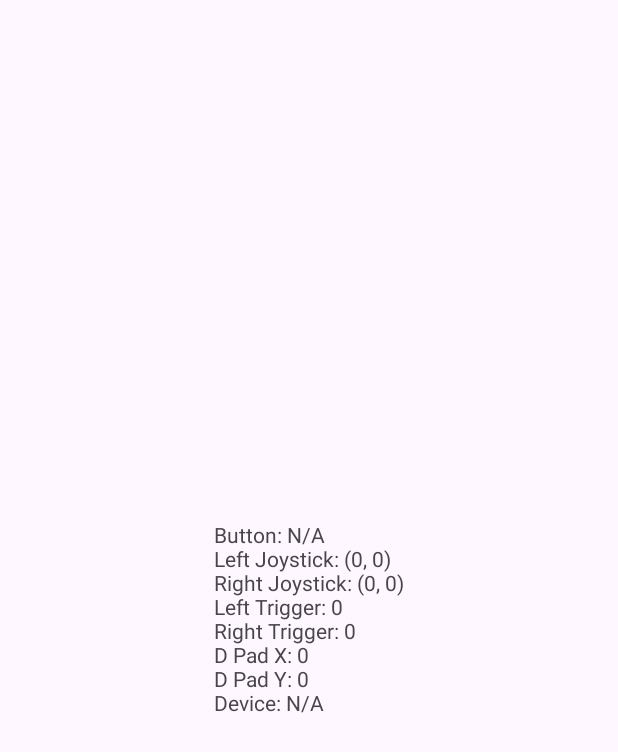
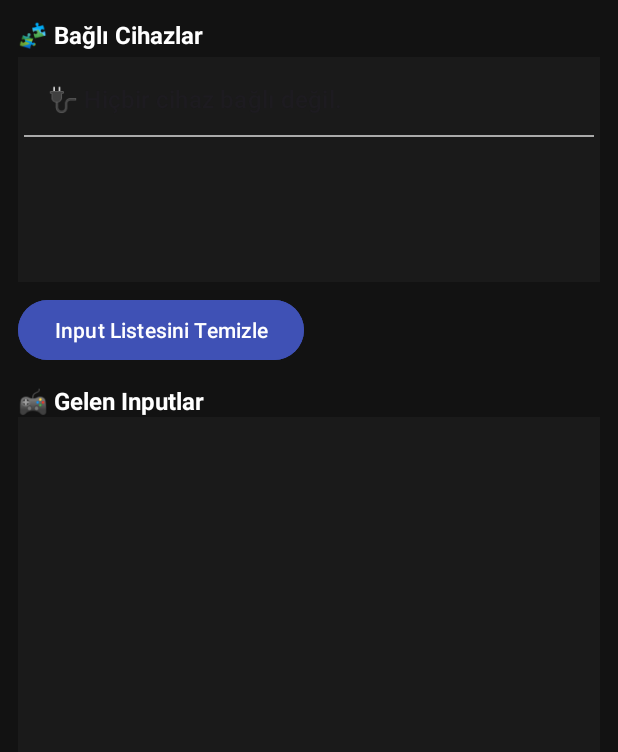
Before and after one commit to ahmettopak/AndroidInputs, an Android app: the screen it shows after launch (MainActivity), on a phone screen of 412 x 824 dp. Shown: the top 752 px of the screen. Run offline under Robolectric (Android 15) with nearby library versions, the phone set to English and light mode, and no system bars.

Commit message:
Advanced func add.

```diff
--- a/app/src/main/AndroidManifest.xml
+++ b/app/src/main/AndroidManifest.xml
@@ -2,6 +2,7 @@
 <manifest xmlns:android="http://schemas.android.com/apk/res/android"
     xmlns:tools="http://schemas.android.com/tools">
 
+    <uses-permission android:name="android.permission.VIBRATE" />
     <application
         android:allowBackup="true"
         android:dataExtractionRules="@xml/data_extraction_rules"
--- /dev/null
+++ b/app/src/main/java/com/ahmet/androidinputs/InputEventAdapter.java
@@ -0,0 +1,18 @@
+package com.ahmet.androidinputs;
+
+import android.content.Context;
+import android.widget.ArrayAdapter;
+
+import java.util.List;
+
+/**
+ * @author Ahmet TOPAK
+ * @version 1.0
+ * @since 04/09/2025
+ */
+
+public class InputEventAdapter extends ArrayAdapter<InputEventEntry> {
+    public InputEventAdapter(Context context, List<InputEventEntry> entries) {
+        super(context, android.R.layout.simple_list_item_1, entries);
+    }
+}
--- a/app/src/main/java/com/ahmet/androidinputs/MainActivity.java
+++ b/app/src/main/java/com/ahmet/androidinputs/MainActivity.java
@@ -2,153 +2,166 @@ package com.ahmet.androidinputs;
 
 import androidx.appcompat.app.AppCompatActivity;
 
+import android.app.Activity;
+import android.content.Context;
+import android.hardware.input.InputManager;
 import android.os.Bundle;
-import android.util.Log;
+import android.os.VibrationEffect;
+import android.os.Vibrator;
+import android.text.TextUtils;
 import android.view.InputDevice;
 import android.view.KeyEvent;
 import android.view.MotionEvent;
-import android.view.View;
-import android.view.accessibility.AccessibilityEvent;
+import android.view.ViewGroup;
+import android.widget.ArrayAdapter;
+import android.widget.Button;
+import android.widget.LinearLayout;
+import android.widget.ListView;
+import android.widget.Toast;
 
 import com.ahmet.androidinputs.databinding.ActivityMainBinding;
 
-import java.util.HashMap;
-import java.util.Map;
-
-public class MainActivity extends AppCompatActivity{
+import java.util.ArrayList;
+import java.util.List;
+public class MainActivity extends AppCompatActivity implements InputManager.InputDeviceListener {
 
     private ActivityMainBinding binding;
-    private static final String TAG = "XboxController";
+    private InputManager inputManager;
+    private ControllerInputManager controllerInputManager;
+    private InputEventAdapter adapter;
 
-    // Xbox Controller ve Logitech cihazlarının Vendor ve Product ID'leri
-    private static final int VENDOR_ID_MICROSOFT = 0x045E;
-    private static final int PRODUCT_ID_XBOX_CONTROLLER = 0x02FD;
-    private static final int VENDOR_ID_LOGITECH = 1133;
-    private static final int PRODUCT_ID_LOGITECH_XBOX_CONTROLLER = 49695;
-    private static final int PRODUCT_ID_LOGITECH_GENERIC_CONTROLLER = 49689;
+    private ArrayAdapter<String> deviceAdapter;
+    private final List<String> deviceList = new ArrayList<>();
 
-    private String currentButtonState = "Button: N/A";
-    private String currentJoystickState = "Left Joystick: (0, 0)\nRight Joystick: (0, 0)";
-    private String currentTriggerState = "Left Trigger: 0\nRight Trigger: 0";
-    private String currentDpadState = "D Pad X: 0\nD Pad Y: 0";
-
-    private String deviceInfo = "Device: N/A";
 
     @Override
     protected void onCreate(Bundle savedInstanceState) {
         super.onCreate(savedInstanceState);
+
         binding = ActivityMainBinding.inflate(getLayoutInflater());
         setContentView(binding.getRoot());
-        updateDisplay();
+
+        adapter = new InputEventAdapter(this, new ArrayList<>());
+        binding.eventListView.setAdapter(adapter);
+
+        controllerInputManager = new ControllerInputManager(updatedList -> runOnUiThread(() -> {
+            adapter.clear();
+            adapter.addAll(updatedList);
+        }));
+
+        binding.clearButton.setOnClickListener(v -> controllerInputManager.clear());
+
+        inputManager = (InputManager) getSystemService(Context.INPUT_SERVICE);
+
+        deviceAdapter = new ArrayAdapter<>(this, android.R.layout.simple_list_item_1, deviceList);
+        binding.deviceListView.setAdapter(deviceAdapter);
+        binding.deviceListView.setOnItemClickListener((parent, view, position, id) -> {
+            int[] deviceIds = inputManager.getInputDeviceIds();
+            if (position < deviceIds.length) {
+                InputDevice device = inputManager.getInputDevice(deviceIds[position]);
+                if (supportsVibration(device)) {
+                    testVibration(device);
+                } else {
+                    Toast.makeText(this, "Bu cihaz titreşim desteklemiyor", Toast.LENGTH_SHORT).show();
+                }
+            }
+        });
+        showConnectedDevices();
+    }
+
+    @Override
+    protected void onResume() {
+        super.onResume();
+        inputManager.registerInputDeviceListener(this, null);
+    }
+
+    @Override
+    protected void onPause() {
+        super.onPause();
+        inputManager.unregisterInputDeviceListener(this);
+    }
+
+    @Override
+    public void onInputDeviceAdded(int deviceId) {
+        showConnectedDevices();
+    }
+
+    @Override
+    public void onInputDeviceRemoved(int deviceId) {
+        showConnectedDevices();
+    }
+
+    @Override
+    public void onInputDeviceChanged(int deviceId) {
+        showConnectedDevices();
+    }
+
+    private void showConnectedDevices() {
+        deviceList.clear();
+        int[] deviceIds = inputManager.getInputDeviceIds();
+
+        for (int id : deviceIds) {
+            InputDevice device = inputManager.getInputDevice(id);
+            if (device == null) continue;
+
+            String deviceInfo = "🕹️ " + device.getName() +
+                    "\nID: " + device.getId() +
+                    " | Vendor: " + device.getVendorId() +
+                    " | Product: " + device.getProductId() +
+                    " | Descriptor: " + device.getDescriptor() +
+                    "\nSources: " + getSourceNames(device.getSources());
+
+            deviceList.add(deviceInfo);
+        }
+
+        if (deviceList.isEmpty()) {
+            deviceList.add("🔌 Hiçbir cihaz bağlı değil.");
+        }
+
+        deviceAdapter.notifyDataSetChanged();
+    }
+
+    private String getSourceNames(int sources) {
+        List<String> sourceNames = new ArrayList<>();
+        if ((sources & InputDevice.SOURCE_JOYSTICK) != 0) sourceNames.add("JOYSTICK");
+        if ((sources & InputDevice.SOURCE_GAMEPAD) != 0) sourceNames.add("GAMEPAD");
+        if ((sources & InputDevice.SOURCE_DPAD) != 0) sourceNames.add("DPAD");
+        if ((sources & InputDevice.SOURCE_TOUCHSCREEN) != 0) sourceNames.add("TOUCH");
+        if ((sources & InputDevice.SOURCE_MOUSE) != 0) sourceNames.add("MOUSE");
+        if ((sources & InputDevice.SOURCE_TOUCHPAD) != 0) sourceNames.add("TOUCHPAD");
+        if ((sources & InputDevice.SOURCE_KEYBOARD) != 0) sourceNames.add("KEYBOARD");
+
+        return TextUtils.join(", ", sourceNames);
+    }
+
+    @Override
+    public boolean dispatchGenericMotionEvent(MotionEvent event) {
+        controllerInputManager.handleMotionEvent(event);
+        return super.dispatchGenericMotionEvent(event);
     }
 
     @Override
     public boolean dispatchKeyEvent(KeyEvent event) {
-        InputDevice device = event.getDevice();
-        if (isController(device)) {
-            handleButtonPress(event);
-            return true;
-        }
+        controllerInputManager.handleKeyEvent(event);
         return super.dispatchKeyEvent(event);
     }
 
-    @Override
-    public boolean dispatchGenericMotionEvent(MotionEvent motionEvent) {
-        InputDevice device = motionEvent.getDevice();
-        if (isController(device)) {
-            handleJoystickAndTrigger(motionEvent);
-            return true;
-        }
 
-        return super.dispatchGenericMotionEvent(motionEvent);
-    }
+    private void testVibration(InputDevice device) {
+        if (device == null) return;
 
-//    @Override
-//    public boolean dispatchPopulateAccessibilityEvent(AccessibilityEvent event) {
-//        return super.dispatchPopulateAccessibilityEvent(event);
-//    }
-//
-//    @Override
-//    public boolean dispatchTouchEvent(MotionEvent ev) {
-//        return super.dispatchTouchEvent(ev);
-//    }
-
-    private void handleButtonPress(KeyEvent keyEvent) {
-        String buttonName = KeyEvent.keyCodeToString(keyEvent.getKeyCode());
-        if (buttonName != null) {
-            currentButtonState = "Button: " + buttonName + " State: " + (keyEvent.getAction() == KeyEvent.ACTION_DOWN ? "Pressed" : "Released");
-            updateDeviceInfo(keyEvent.getDevice());
-            updateDisplay();
-        }
-        else{
-            currentButtonState = "Button Name N/A State: " + (keyEvent.getAction() == KeyEvent.ACTION_DOWN ? "Pressed" : "Released");
-            updateDeviceInfo(keyEvent.getDevice());
-            updateDisplay();
+        Vibrator vibrator = device.getVibrator();
+        if (vibrator != null && vibrator.hasVibrator()) {
+            if (android.os.Build.VERSION.SDK_INT >= android.os.Build.VERSION_CODES.O) {
+                VibrationEffect effect = VibrationEffect.createOneShot(300, VibrationEffect.DEFAULT_AMPLITUDE);
+                vibrator.vibrate(effect);
+            } else {
+                vibrator.vibrate(300); // eski API için
+            }
         }
     }
 
-    private void handleJoystickAndTrigger(MotionEvent motionEvent) {
-        float leftJoystickX = motionEvent.getAxisValue(MotionEvent.AXIS_X);
-        float leftJoystickY = motionEvent.getAxisValue(MotionEvent.AXIS_Y);
-        float rightJoystickX = motionEvent.getAxisValue(MotionEvent.AXIS_Z);
-        float rightJoystickY = motionEvent.getAxisValue(MotionEvent.AXIS_RZ);
-
-//        float leftTrigger = motionEvent.getAxisValue(MotionEvent.AXIS_LTRIGGER);
-//        float rightTrigger = motionEvent.getAxisValue(MotionEvent.AXIS_RTRIGGER);
-
-
-        float leftTrigger = motionEvent.getAxisValue(MotionEvent.AXIS_BRAKE);
-        float rightTrigger = motionEvent.getAxisValue(MotionEvent.AXIS_GAS);
-
-        float dPadX = motionEvent.getAxisValue(MotionEvent.AXIS_HAT_X);
-        float dPadY = motionEvent.getAxisValue(MotionEvent.AXIS_HAT_Y);
-
-
-        if (dPadX == 1) {
-            handleButtonPress(new KeyEvent(motionEvent.getAction() , KeyEvent.KEYCODE_DPAD_RIGHT));
-        }
-        else if (dPadX == -1) {
-            handleButtonPress(new KeyEvent(motionEvent.getAction() , KeyEvent.KEYCODE_DPAD_LEFT));
-        }
-
-        if (dPadY == 1) {
-            handleButtonPress(new KeyEvent(motionEvent.getAction() , KeyEvent.KEYCODE_DPAD_DOWN));
-        }
-        else if (dPadY == -1) {
-            handleButtonPress(new KeyEvent(motionEvent.getAction() , KeyEvent.KEYCODE_DPAD_UP));
-        }
-
-        currentJoystickState = String.format("Left Joystick: (%.2f, %.2f)\nRight Joystick: (%.2f, %.2f)",
-                leftJoystickX, leftJoystickY, rightJoystickX, rightJoystickY);
-
-        currentTriggerState = String.format("Left Trigger: %.2f\nRight Trigger: %.2f", leftTrigger, rightTrigger);
-
-        currentDpadState = String.format("D Pad X: %.2f\nD Pad Y: %.2f", dPadX, dPadY);
-
-        updateDeviceInfo(motionEvent.getDevice());
-        updateDisplay();
-    }
-
-    private void updateDisplay() {
-        String displayText = String.format("%s\n%s\n%s\n%s\n%s", currentButtonState, currentJoystickState, currentTriggerState, currentDpadState, deviceInfo);
-        binding.debugTextView.setText(displayText);
-    }
-
-    private void updateDeviceInfo(InputDevice device) {
-        if (device != null) {
-            deviceInfo = String.format("Device: %s\nVendor ID: %d, Product ID: %d",
-                    device.getName(), device.getVendorId(), device.getProductId());
-        }
-    }
-
-    private boolean isController(InputDevice device) {
-        if (device != null) {
-            int vendorId = device.getVendorId();
-            int productId = device.getProductId();
-            return (vendorId == VENDOR_ID_MICROSOFT && productId == PRODUCT_ID_XBOX_CONTROLLER) ||
-                    (vendorId == VENDOR_ID_LOGITECH &&
-                            (productId == PRODUCT_ID_LOGITECH_XBOX_CONTROLLER || productId == PRODUCT_ID_LOGITECH_GENERIC_CONTROLLER));
-        }
-        return false;
+    private boolean supportsVibration(InputDevice device) {
+        return device != null && device.getVibrator().hasVibrator();
     }
 }
--- a/app/src/main/res/layout/activity_main.xml
+++ b/app/src/main/res/layout/activity_main.xml
@@ -1,19 +1,81 @@
 <?xml version="1.0" encoding="utf-8"?>
-<androidx.constraintlayout.widget.ConstraintLayout xmlns:android="http://schemas.android.com/apk/res/android"
+<androidx.constraintlayout.widget.ConstraintLayout
+    xmlns:android="http://schemas.android.com/apk/res/android"
     xmlns:app="http://schemas.android.com/apk/res-auto"
     xmlns:tools="http://schemas.android.com/tools"
     android:layout_width="match_parent"
     android:layout_height="match_parent"
+    android:background="#121212"
     tools:context=".MainActivity">
 
+    <!-- Cihaz listesi -->
     <TextView
-        android:id="@+id/debugTextView"
+        android:id="@+id/deviceListLabel"
         android:layout_width="wrap_content"
         android:layout_height="wrap_content"
-        android:text="Hello World!"
+        android:text="🧩 Bağlı Cihazlar"
+        android:textColor="#FFFFFF"
+        android:textStyle="bold"
+        android:textSize="16sp"
+        android:layout_marginTop="12dp"
+        android:layout_marginStart="12dp"
+        app:layout_constraintTop_toTopOf="parent"
+        app:layout_constraintStart_toStartOf="parent" />
+
+    <ListView
+        android:id="@+id/deviceListView"
+        android:layout_width="0dp"
+        android:layout_height="150dp"
+        android:layout_marginHorizontal="12dp"
+        android:layout_marginTop="4dp"
+        android:background="#1A1A1A"
+        android:divider="@android:color/darker_gray"
+        android:dividerHeight="1dp"
+        android:padding="4dp"
+        app:layout_constraintTop_toBottomOf="@id/deviceListLabel"
+        app:layout_constraintStart_toStartOf="parent"
+        app:layout_constraintEnd_toEndOf="parent" />
+
+    <!-- Temizle Butonu -->
+    <Button
+        android:id="@+id/clearButton"
+        android:layout_width="wrap_content"
+        android:layout_height="wrap_content"
+        android:text="Input Listesini Temizle"
+        android:backgroundTint="#3F51B5"
+        android:textColor="#FFFFFF"
+        android:layout_marginTop="8dp"
+        android:layout_marginStart="12dp"
+        app:layout_constraintTop_toBottomOf="@id/deviceListView"
+        app:layout_constraintStart_toStartOf="parent" />
+
+    <!-- Input Event Listesi -->
+    <TextView
+        android:id="@+id/inputEventLabel"
+        android:layout_width="wrap_content"
+        android:layout_height="wrap_content"
+        android:text="🎮 Gelen Inputlar"
+        android:textColor="#FFFFFF"
+        android:textStyle="bold"
+        android:textSize="16sp"
+        android:layout_marginTop="12dp"
+        android:layout_marginStart="12dp"
+        app:layout_constraintTop_toBottomOf="@id/clearButton"
+        app:layout_constraintStart_toStartOf="parent" />
+
+    <ListView
+        android:id="@+id/eventListView"
+        android:layout_width="0dp"
+        android:layout_height="0dp"
+        android:layout_marginHorizontal="12dp"
+        android:layout_marginBottom="12dp"
+        android:background="#1A1A1A"
+        android:divider="@android:color/darker_gray"
+        android:dividerHeight="1dp"
+        android:padding="4dp"
+        app:layout_constraintTop_toBottomOf="@id/inputEventLabel"
         app:layout_constraintBottom_toBottomOf="parent"
-        app:layout_constraintEnd_toEndOf="parent"
         app:layout_constraintStart_toStartOf="parent"
-        app:layout_constraintTop_toTopOf="parent" />
+        app:layout_constraintEnd_toEndOf="parent" />
 
 </androidx.constraintlayout.widget.ConstraintLayout>
```
Also changed, not shown: app/src/main/java/com/ahmet/androidinputs/ControllerInputManager.java (added, +73 -0 lines), app/src/main/java/com/ahmet/androidinputs/InputEventEntry.java (added, +28 -0 lines).
